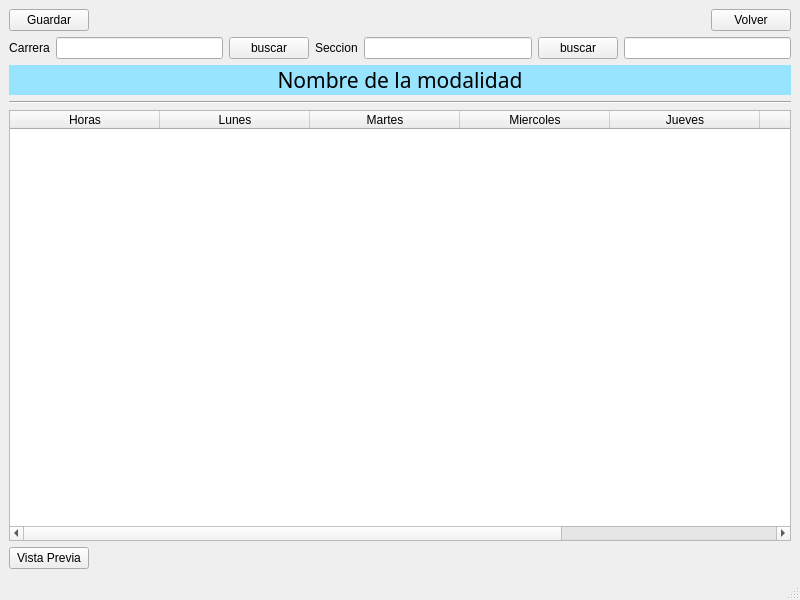
Above: ui/plantilla_crear_hprarios.ui from Reinaldito04/IUTA----HORARIOS before the change. Below: the same form after it.
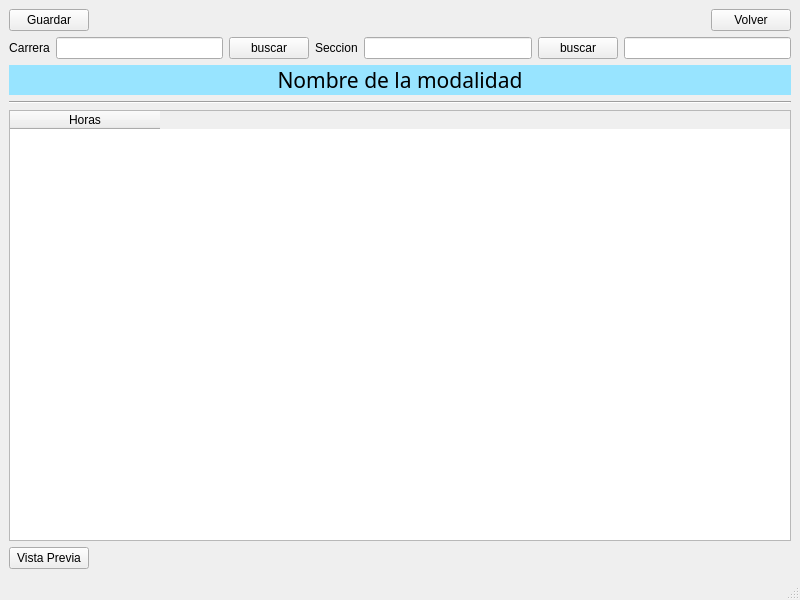
That is the form after the change.

Patch:
```diff
--- a/ui/plantilla_crear_hprarios.ui
+++ b/ui/plantilla_crear_hprarios.ui
@@ -152,36 +152,6 @@
         <string>Horas</string>
        </property>
       </column>
-      <column>
-       <property name="text">
-        <string>Lunes</string>
-       </property>
-      </column>
-      <column>
-       <property name="text">
-        <string>Martes</string>
-       </property>
-      </column>
-      <column>
-       <property name="text">
-        <string>Miercoles</string>
-       </property>
-      </column>
-      <column>
-       <property name="text">
-        <string>Jueves</string>
-       </property>
-      </column>
-      <column>
-       <property name="text">
-        <string>Viernes</string>
-       </property>
-      </column>
-      <column>
-       <property name="text">
-        <string>Sabado</string>
-       </property>
-      </column>
      </widget>
     </item>
     <item>
```
